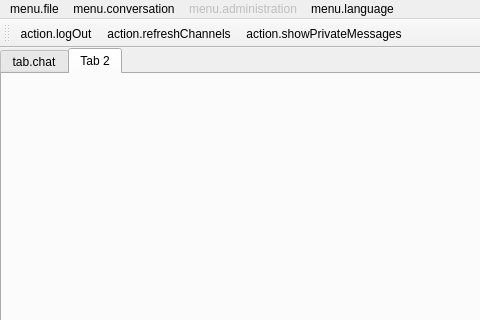
Qt form CTP-client/mainwindow.ui (george99g/CTP) before a commit; both pictures show x 0 to 480 and y 0 to 320 of the 936 by 540 pixel window.
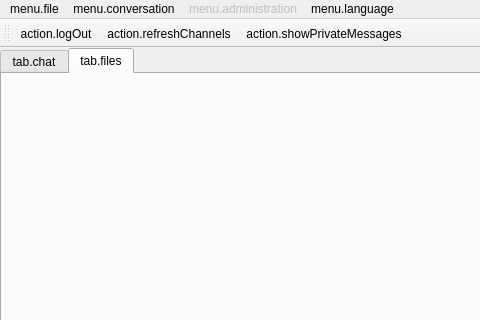
The same form after that commit. The open tabs and pages were chosen to show the change.

The edit to the form file:
```diff
--- a/CTP-client/mainwindow.ui
+++ b/CTP-client/mainwindow.ui
@@ -131,7 +131,7 @@
       </widget>
       <widget class="QWidget" name="tab_2">
        <attribute name="title">
-        <string>Tab 2</string>
+        <string>tab.files</string>
        </attribute>
       </widget>
      </widget>
```
Left out of the diff: 21 changed lines with no effect on the pictures.
